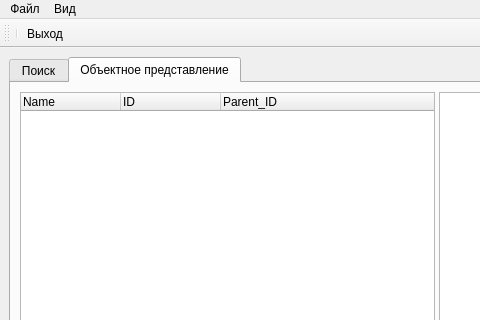
First picture: the form in mainwindow.ui, repository VladisGol/platon-accs, before the edit; both pictures show x 0 to 480 and y 0 to 320 of the 874 by 744 pixel window.
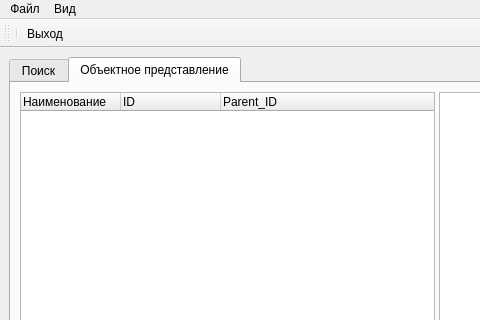
Second picture: the form after the edit. Icons and pictures are not drawn. Custom widgets are drawn as their Qt base class.

The edit to the form file:
```diff
--- a/mainwindow.ui
+++ b/mainwindow.ui
@@ -52,7 +52,7 @@
            </property>
            <column>
             <property name="text" >
-             <string>Name</string>
+             <string>Наименование</string>
             </property>
            </column>
            <column>
```
Left out of the diff: 18 changed lines with no effect on the pictures.
